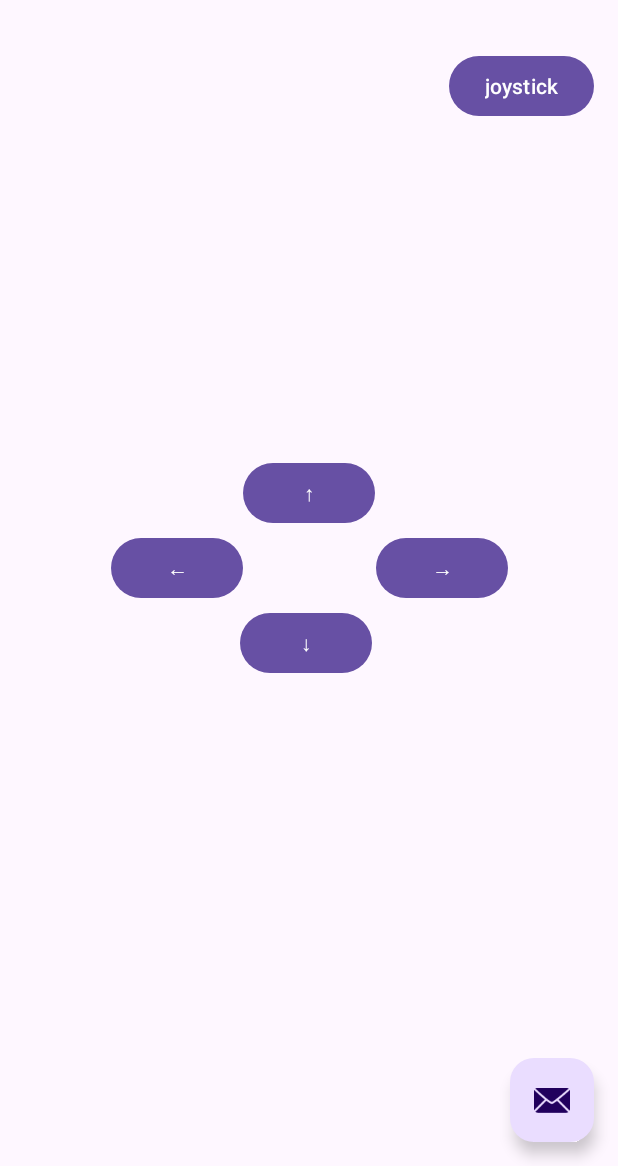
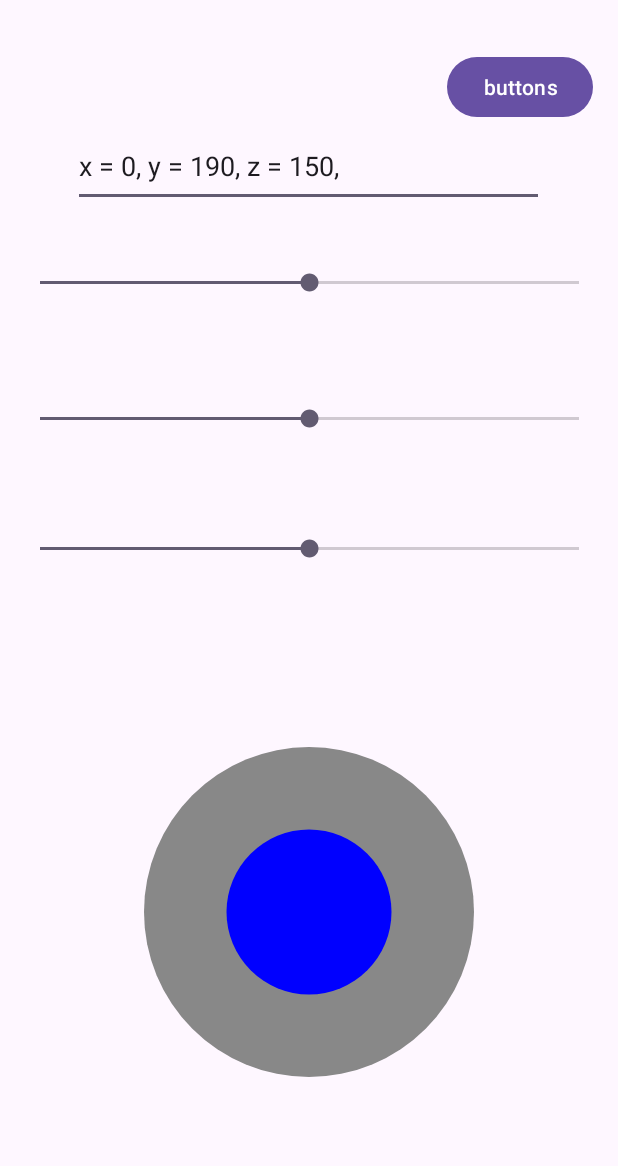
Before and after one commit to Golimorph/VICTOR, an Android app: the screen it shows after launch (MainActivity), on a phone screen of 412 x 824 dp, the part 70-1236 px from its top. Run offline under Robolectric (Android 15) with nearby library versions, the phone set to English and light mode, and no system bars; our stand-ins replace navigation-ui; 2 statements that could not run were skipped.

Commit message:
GUI:arm movements

```diff
--- a/android_app/app/src/main/java/com/example/victor/MainActivity.kt
+++ b/android_app/app/src/main/java/com/example/victor/MainActivity.kt
@@ -28,11 +28,6 @@ class MainActivity : AppCompatActivity() {
         appBarConfiguration = AppBarConfiguration(navController.graph)
         setupActionBarWithNavController(navController, appBarConfiguration)
 
-        binding.fab.setOnClickListener { view ->
-            Snackbar.make(view, "Replace with your own action", Snackbar.LENGTH_LONG)
-                .setAction("Action", null)
-                .setAnchorView(R.id.fab).show()
-        }
     }
 
     override fun onCreateOptionsMenu(menu: Menu): Boolean {
--- a/android_app/app/src/main/java/com/example/victor/FirstFragment.kt
+++ b/android_app/app/src/main/java/com/example/victor/buttonsFragment.kt
@@ -6,11 +6,8 @@ import android.view.LayoutInflater
 import android.view.View
 import android.view.ViewGroup
 import androidx.navigation.fragment.findNavController
-import com.example.victor.databinding.FragmentFirstBinding
+import com.example.victor.databinding.FragmentButtonsBinding
 import socketClient.VictorClient
-import kotlinx.coroutines.CoroutineScope
-import kotlinx.coroutines.launch
-import kotlinx.coroutines.Dispatchers
 import androidx.lifecycle.ViewModelProvider
 import com.example.victor.victorCommunication.SharedViewModel
 
@@ -18,12 +15,12 @@ import com.example.victor.victorCommunication.SharedViewModel
 /**
  * A simple [Fragment] subclass as the default destination in the navigation.
  */
-class FirstFragment : Fragment() {
+class buttonsFragment : Fragment() {
 
     private lateinit var _sharedViewModel: SharedViewModel
     private lateinit var _victorClient: VictorClient
 
-    private var _binding: FragmentFirstBinding? = null
+    private var _binding: FragmentButtonsBinding? = null
 
     // This property is only valid between onCreateView and
     // onDestroyView.
@@ -34,8 +31,8 @@ class FirstFragment : Fragment() {
         savedInstanceState: Bundle?
     ): View {
 
-        connectVictorClient()
-        _binding = FragmentFirstBinding.inflate(inflater, container, false)
+        initVictorClient()
+        _binding = FragmentButtonsBinding.inflate(inflater, container, false)
         return binding.root
 
     }
@@ -68,17 +65,15 @@ class FirstFragment : Fragment() {
             findNavController().navigate(R.id.action_FirstFragment_to_SecondFragment)
         }
     }
-
-
-    /* The connectVictorClient method initialises the _sharedViewModel with the VictorClient instance,
-       which is used to communicate with victor. This is done so that the VictorClient instance can
-       be reached from other fragments or any other part of the code. Because VictorClient opens the
-       constructor socket to victor and can only be done once on startup. */
-    private fun connectVictorClient()
+    private fun initVictorClient()
     {
         _sharedViewModel = ViewModelProvider(requireActivity()).get(SharedViewModel::class.java)
-        _victorClient = VictorClient() // Initialize with your logic
-        _sharedViewModel.setSharedObject(_victorClient)
+        // Observe the shared object
+        _sharedViewModel.sharedObject.observe(viewLifecycleOwner, { obj ->
+            if (obj != null) {
+                _victorClient = obj
+            }
+        })
     }
 
     override fun onDestroyView() {
--- /dev/null
+++ b/android_app/app/src/main/java/com/example/victor/homeFragment.kt
@@ -0,0 +1,155 @@
+package com.example.victor
+
+import android.os.Bundle
+import androidx.fragment.app.Fragment
+import android.view.LayoutInflater
+import android.view.View
+import android.view.ViewGroup
+import androidx.navigation.fragment.findNavController
+import android.widget.SeekBar
+import com.example.victor.databinding.FragmentHomeBinding
+import socketClient.VictorClient
+import kotlinx.coroutines.CoroutineScope
+import kotlinx.coroutines.launch
+import kotlinx.coroutines.Dispatchers
+import androidx.lifecycle.ViewModelProvider
+import com.example.victor.victorCommunication.*
+
+
+
+/**
+ * A simple [Fragment] subclass as the second destination in the navigation.
+ */
+class homeFragment : Fragment(), JoystickView.JoystickListener {
+
+    private var _binding: FragmentHomeBinding? = null
+    private lateinit var _sharedViewModel: SharedViewModel
+    private lateinit var _victorClient: VictorClient
+
+    //seekBar coordinate limits
+    private val _minX = -400
+    private val _midX = 0
+    private val _maxX = 400
+
+    private val _minY = -200
+    private val _midY = 190
+    private val _maxY = 400
+
+    private val _minZ = -200
+    private val _midZ = 150
+    private val _maxZ = 400
+
+    private var _armX = _midX
+    private var _armY = _midY
+    private var _armZ = _midZ
+
+    // This property is only valid between onCreateView and
+    // onDestroyView.
+    private val binding get() = _binding!!
+
+    override fun onCreateView(
+        inflater: LayoutInflater, container: ViewGroup?,
+        savedInstanceState: Bundle?
+    ): View {
+
+        connectVictorClient()
+        _binding = FragmentHomeBinding.inflate(inflater, container, false)
+        return binding.root
+
+    }
+
+    override fun onViewCreated(view: View, savedInstanceState: Bundle?) {
+        super.onViewCreated(view, savedInstanceState)
+
+        binding.buttonSecond.setOnClickListener {
+            findNavController().navigate(R.id.action_SecondFragment_to_FirstFragment)
+        }
+
+        binding.editTextText.setText("x = $_armX, y = $_armY, z = $_armZ,")
+
+        binding.seekBarX.min = _minX
+        binding.seekBarX.progress = _midX
+        binding.seekBarX.max = _maxX
+        binding.seekBarX.setOnSeekBarChangeListener(object : SeekBar.OnSeekBarChangeListener {
+            override fun onProgressChanged(seekBar: SeekBar?, progress: Int, fromUser: Boolean) {
+                _armX = progress
+                binding.editTextText.setText("x = $_armX, y = $_armY, z = $_armZ,")
+                val message = MoveArmMessage(_armX, _armY, _armZ)
+                CoroutineScope(Dispatchers.Main).launch {
+                    _victorClient.send(message.toString())
+                }
+            }
+            override fun onStartTrackingTouch(seekBar: SeekBar?) {}
+            override fun onStopTrackingTouch(seekBar: SeekBar?) { }
+        })
+
+        binding.seekBarY.min = _minY
+        binding.seekBarY.progress = _midY
+        binding.seekBarY.max = _maxY
+        binding.seekBarY.setOnSeekBarChangeListener(object : SeekBar.OnSeekBarChangeListener {
+            override fun onProgressChanged(seekBar: SeekBar?, progress: Int, fromUser: Boolean) {
+                _armY = progress
+                binding.editTextText.setText("x = $_armX, y = $_armY, z = $_armZ,")
+                val message = MoveArmMessage(_armX, _armY, _armZ)
+                CoroutineScope(Dispatchers.Main).launch {
+                    _victorClient.send(message.toString())
+                }
+            }
+            override fun onStartTrackingTouch(seekBar: SeekBar?) {}
+            override fun onStopTrackingTouch(seekBar: SeekBar?) { }
+        })
+
+        binding.seekBarZ.min = _minZ
+        binding.seekBarZ.progress = _midZ
+        binding.seekBarZ.max = _maxZ
+        binding.seekBarZ.setOnSeekBarChangeListener(object : SeekBar.OnSeekBarChangeListener {
+            override fun onProgressChanged(seekBar: SeekBar?, progress: Int, fromUser: Boolean) {
+                _armZ = progress
+                binding.editTextText.setText("x = $_armX, y = $_armY, z = $_armZ,")
+                val message = MoveArmMessage(_armX, _armY, _armZ)
+                CoroutineScope(Dispatchers.Main).launch {
+                    _victorClient.send(message.toString())
+                }
+            }
+            override fun onStartTrackingTouch(seekBar: SeekBar?) {}
+            override fun onStopTrackingTouch(seekBar: SeekBar?) { }
+        })
+
+
+
+
+        val joystickView: JoystickView = view.findViewById(R.id.joystickView)
+        joystickView.setJoystickListener(this)
+    }
+
+    override fun onJoystickMoved(xPercent: Float, yPercent: Float) {
+        // Handle joystick movements here
+        // xPercent and yPercent will be between -100 and 100
+        val x_rotated = (125*(xPercent+yPercent)/1.41421356237).toInt()
+        val y_rotated = (125*(yPercent-xPercent)/1.41421356237).toInt()
+        //binding.editTextText.setText(" x= $x_rotated, y= $y_rotated")
+        //The current position of the joystick is sent to victor as soon as the joystick changes position.
+        //Depending on the joystick position a MoveTracksMessage is sent which will set the speed of victors
+        //two tracks.
+        val message = MoveTracksMessage(x_rotated, y_rotated)
+        CoroutineScope(Dispatchers.Main).launch {
+            _victorClient.send(message.toString())
+        }
+    }
+
+    /* The connectVictorClient method initialises the _sharedViewModel with the VictorClient instance,
+      which is used to communicate with victor. This is done so that the VictorClient instance can
+      be reached from other fragments or any other part of the code. Because VictorClient opens the
+      constructor socket to victor and can only be done once on startup. */
+    private fun connectVictorClient()
+    {
+        _sharedViewModel = ViewModelProvider(requireActivity()).get(SharedViewModel::class.java)
+        _victorClient = VictorClient() // Initialize with your logic
+        _sharedViewModel.setSharedObject(_victorClient)
+    }
+
+    override fun onDestroyView() {
+        super.onDestroyView()
+        _binding = null
+    }
+}
--- a/android_app/app/src/main/java/com/example/victor/victorCommunication/MoveTracksMessage.kt
+++ b/android_app/app/src/main/java/com/example/victor/victorCommunication/victorMessages.kt
@@ -4,6 +4,7 @@ package com.example.victor.victorCommunication
 tracks leftSpeed and rightSpeed. The toString of this dataClass is sent do victor and victor has
 a parser and knows how to deconstruct and act on it.
  */
-data class MoveTracksMessage(val leftTrackSpeed: Int, val rightTrackSpeed: Int) {
+data class MoveTracksMessage(val leftTrackSpeed: Int, val rightTrackSpeed: Int) {}
 
-}
+/* Message to move the robot arm to specified coordinates [mm] */
+data class MoveArmMessage(val x: Int, val y: Int, val z: Int) {}
--- a/android_app/app/src/main/res/layout/activity_main.xml
+++ b/android_app/app/src/main/res/layout/activity_main.xml
@@ -21,13 +21,4 @@
 
     <include layout="@layout/content_main" />
 
-    <com.google.android.material.floatingactionbutton.FloatingActionButton
-        android:id="@+id/fab"
-        android:layout_width="wrap_content"
-        android:layout_height="wrap_content"
-        android:layout_gravity="bottom|end"
-        android:layout_marginEnd="@dimen/fab_margin"
-        android:layout_marginBottom="16dp"
-        app:srcCompat="@android:drawable/ic_dialog_email" />
-
 </androidx.coordinatorlayout.widget.CoordinatorLayout>
--- a/android_app/app/src/main/res/layout/fragment_first.xml
+++ b/android_app/app/src/main/res/layout/fragment_buttons.xml
@@ -4,7 +4,7 @@
     xmlns:tools="http://schemas.android.com/tools"
     android:layout_width="match_parent"
     android:layout_height="match_parent"
-    tools:context=".FirstFragment">
+    tools:context=".buttonsFragment">
 
     <androidx.constraintlayout.widget.ConstraintLayout
         android:layout_width="match_parent"
--- /dev/null
+++ b/android_app/app/src/main/res/layout/fragment_home.xml
@@ -0,0 +1,84 @@
+<?xml version="1.0" encoding="utf-8"?>
+<FrameLayout xmlns:android="http://schemas.android.com/apk/res/android"
+    xmlns:app="http://schemas.android.com/apk/res-auto"
+    xmlns:tools="http://schemas.android.com/tools"
+    android:layout_width="match_parent"
+    android:layout_height="match_parent"
+    tools:context=".homeFragment">
+
+    <androidx.constraintlayout.widget.ConstraintLayout
+        android:layout_width="match_parent"
+        android:layout_height="match_parent">
+
+        <SeekBar
+            android:id="@+id/seekBarX"
+            android:layout_width="391dp"
+            android:layout_height="70dp"
+            android:layout_marginTop="16dp"
+            app:layout_constraintEnd_toEndOf="parent"
+            app:layout_constraintHorizontal_bias="0.508"
+            app:layout_constraintStart_toStartOf="parent"
+            app:layout_constraintTop_toBottomOf="@+id/editTextText" />
+
+        <SeekBar
+            android:id="@+id/seekBarY"
+            android:layout_width="391dp"
+            android:layout_height="69dp"
+            app:layout_constraintBottom_toTopOf="@+id/joystickView"
+            app:layout_constraintEnd_toEndOf="parent"
+            app:layout_constraintHorizontal_bias="0.504"
+            app:layout_constraintStart_toStartOf="parent"
+            app:layout_constraintTop_toBottomOf="@+id/seekBarX"
+            app:layout_constraintVertical_bias="0.137" />
+
+        <SeekBar
+            android:id="@+id/seekBarZ"
+            android:layout_width="391dp"
+            android:layout_height="69dp"
+            android:layout_marginTop="17dp"
+            app:layout_constraintBottom_toTopOf="@+id/joystickView"
+            app:layout_constraintEnd_toEndOf="parent"
+            app:layout_constraintStart_toStartOf="parent"
+            app:layout_constraintTop_toBottomOf="@+id/seekBarY"
+            app:layout_constraintVertical_bias="0.0" />
+
+        <Button
+            android:id="@+id/button_second"
+            android:layout_width="wrap_content"
+            android:layout_height="wrap_content"
+            android:text="buttons"
+            app:layout_constraintBottom_toBottomOf="parent"
+            app:layout_constraintEnd_toEndOf="parent"
+            app:layout_constraintHorizontal_bias="0.947"
+            app:layout_constraintStart_toStartOf="parent"
+            app:layout_constraintTop_toTopOf="parent"
+            app:layout_constraintVertical_bias="0.023" />
+
+        <com.example.victor.JoystickView
+            android:id="@+id/joystickView"
+            android:layout_width="391dp"
+            android:layout_height="330dp"
+            android:layout_centerInParent="true"
+            android:layout_marginBottom="4dp"
+            app:layout_constraintBottom_toBottomOf="parent"
+            app:layout_constraintEnd_toEndOf="parent"
+            app:layout_constraintStart_toStartOf="parent" />
+
+        <EditText
+            android:id="@+id/editTextText"
+            android:layout_width="314dp"
+            android:layout_height="54dp"
+            android:ems="10"
+            android:inputType="text"
+            android:text="Name"
+            app:layout_constraintBottom_toBottomOf="parent"
+            app:layout_constraintEnd_toEndOf="parent"
+            app:layout_constraintHorizontal_bias="0.494"
+            app:layout_constraintStart_toStartOf="parent"
+            app:layout_constraintTop_toTopOf="parent"
+            app:layout_constraintVertical_bias="0.094" />
+
+
+    </androidx.constraintlayout.widget.ConstraintLayout>
+
+</FrameLayout>
--- a/android_app/app/src/main/res/navigation/nav_graph.xml
+++ b/android_app/app/src/main/res/navigation/nav_graph.xml
@@ -3,13 +3,13 @@
     xmlns:app="http://schemas.android.com/apk/res-auto"
     xmlns:tools="http://schemas.android.com/tools"
     android:id="@+id/nav_graph"
-    app:startDestination="@id/FirstFragment">
+    app:startDestination="@id/SecondFragment">
 
     <fragment
         android:id="@+id/FirstFragment"
-        android:name="com.example.victor.FirstFragment"
+        android:name="com.example.victor.buttonsFragment"
         android:label="@string/first_fragment_label"
-        tools:layout="@layout/fragment_first">
+        tools:layout="@layout/fragment_buttons">
 
         <action
             android:id="@+id/action_FirstFragment_to_SecondFragment"
@@ -17,9 +17,9 @@
     </fragment>
     <fragment
         android:id="@+id/SecondFragment"
-        android:name="com.example.victor.SecondFragment"
+        android:name="com.example.victor.homeFragment"
         android:label="@string/second_fragment_label"
-        tools:layout="@layout/fragment_second">
+        tools:layout="@layout/fragment_home">
 
         <action
             android:id="@+id/action_SecondFragment_to_FirstFragment"
```
Also changed, not shown: android_app/app/src/main/java/com/example/victor/SecondFragment.kt (deleted, +0 -91 lines), android_app/app/src/main/res/layout/fragment_second.xml (deleted, +0 -53 lines), 1 other file.
